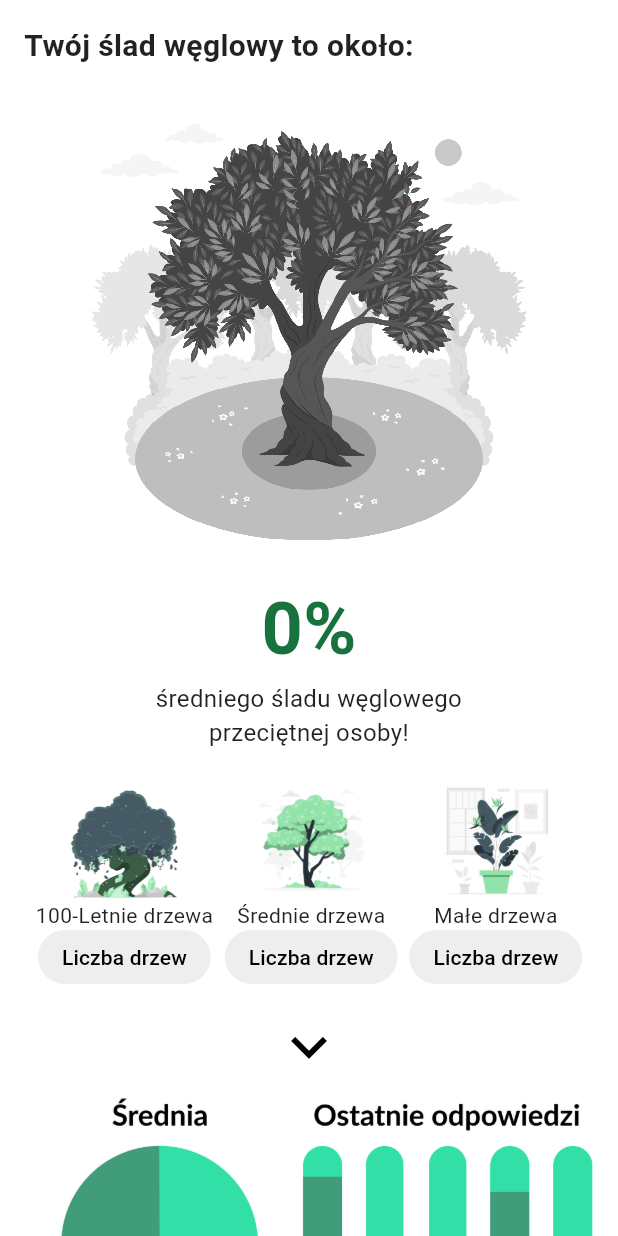
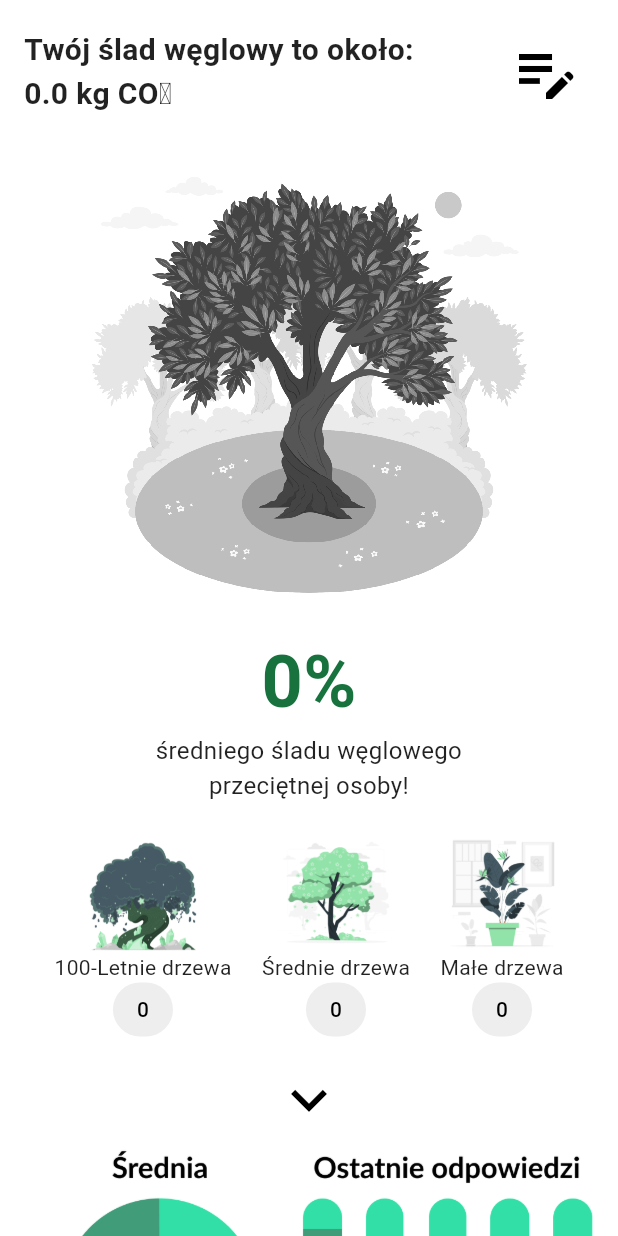
Before and after one commit to MeCatooo/HackYeah2024, a Flutter app: the MeTab widget shown alone on an empty page, opened directly, on a phone screen of 412 x 824 dp. Run offline on Flutter 3.47's test engine with Material 3 defaults, Android fonts, the phone set to English and light mode, and no system bars; our stand-ins replace flutter_riverpod, shared_preferences; accounts and stored records are empty.

Commit message:
flutter does wop wop wup wop wop wup wop wop wup

```diff
--- a/co2unter/lib/features/home_screen/presentation/me_tab.dart
+++ b/co2unter/lib/features/home_screen/presentation/me_tab.dart
@@ -1,5 +1,6 @@
 import 'package:flutter/material.dart';
 import 'package:shared_preferences/shared_preferences.dart';
+import '../../survey/presentation/survey_screen.dart';
 import '../../user_profile/widgets/tree_image.dart';
 
 class MeTab extends StatefulWidget {
@@ -12,22 +13,34 @@ class MeTab extends StatefulWidget {
 class _MeTabState extends State<MeTab> {
   final ScrollController _scrollController = ScrollController();
   bool _isSecondImageVisible = false;
-  double carbonFootprintPercentage  = 0;
+  double carbonFootprintPercentage = 0;
+  double carbonKilograms = 0;
+  final double largeTreeAbsorption = 22.0;
+  final double mediumTreeAbsorption = 11.0;
+  final double smallTreeAbsorption = 5.0;
+
   @override
   void initState() {
     super.initState();
-    getState().then((x){
+    getState('results').then((x) {
       setState(() {
         carbonFootprintPercentage = x;
       });
     });
+
+    getState('karbon').then((x) {
+      setState(() {
+        carbonKilograms = x;
+      });
+    });
   }
 
-  Future<double> getState() async {
+  Future<double> getState(String name) async {
     SharedPreferences prefs = await SharedPreferences.getInstance();
-    var data = await prefs.getDouble('results');
+    var data = await prefs.getDouble(name);
     return data ?? 0;
   }
+
   @override
   void dispose() {
     _scrollController.dispose();
@@ -39,15 +52,31 @@ class _MeTabState extends State<MeTab> {
     print(carbonFootprintPercentage);
 
     return SingleChildScrollView(
-      controller: _scrollController, // Attach the ScrollController
+      controller: _scrollController,
       child: Padding(
         padding: const EdgeInsets.all(16.0),
         child: Column(
           crossAxisAlignment: CrossAxisAlignment.start,
           children: [
-            const Text(
-              'Twój ślad węglowy to około:',
-              style: TextStyle(fontSize: 20, fontWeight: FontWeight.bold),
+            Row(
+              mainAxisAlignment: MainAxisAlignment.spaceBetween,
+              children: [
+                Text(
+                  'Twój ślad węglowy to około: \n${carbonKilograms.toString()} kg CO₂',
+                  style: TextStyle(fontSize: 20, fontWeight: FontWeight.bold),
+                ),
+                IconButton(
+                    onPressed: () {
+                      Navigator.of(context).pushReplacement(
+                        MaterialPageRoute(
+                            builder: (context) => const SurveyScreen()),
+                      );
+                    },
+                    icon: const Icon(
+                      Icons.edit_note_outlined,
+                      size: 48,
+                    )),
+              ],
             ),
             const SizedBox(height: 20),
             const Center(
@@ -82,11 +111,13 @@ class _MeTabState extends State<MeTab> {
               mainAxisAlignment: MainAxisAlignment.spaceEvenly,
               children: [
                 _buildTreeColumn(
-                    'assets/images/tree_large.png', '100-Letnie drzewa', 0),
-                _buildTreeColumn(
-                    'assets/images/tree_mid.png', 'Średnie drzewa', 0),
-                _buildTreeColumn(
-                    'assets/images/tree_small.png', 'Małe drzewa', 0),
+                    'assets/images/tree_large.png',
+                    '100-Letnie drzewa',
+                    calculateTreeCount(largeTreeAbsorption)),
+                _buildTreeColumn('assets/images/tree_mid.png', 'Średnie drzewa',
+                    calculateTreeCount(mediumTreeAbsorption)),
+                _buildTreeColumn('assets/images/tree_small.png', 'Małe drzewa',
+                    calculateTreeCount(smallTreeAbsorption)),
               ],
             )),
             const SizedBox(height: 10),
@@ -94,8 +125,7 @@ class _MeTabState extends State<MeTab> {
               child: IconButton(
                 onPressed: () {
                   _scrollController.animateTo(
-                    _scrollController
-                        .position.maxScrollExtent, // Scroll to the bottom
+                    _scrollController.position.maxScrollExtent,
                     duration: const Duration(milliseconds: 300),
                     curve: Curves.easeInOut,
                   );
@@ -152,6 +182,10 @@ class _MeTabState extends State<MeTab> {
     );
   }
 
+  int calculateTreeCount(double absorption) {
+    return (carbonKilograms / absorption).ceil();
+  }
+
   // Helper method to build tree columns
   Widget _buildTreeColumn(String imagePath, String title, int count) {
     return Column(
@@ -168,15 +202,10 @@ class _MeTabState extends State<MeTab> {
             color: Colors.grey[200],
             borderRadius: BorderRadius.circular(20),
           ),
-          child: count != 0
-              ? Text(
-                  'dużo drzew',
-                  style: Theme.of(context).textTheme.titleSmall,
-                )
-              : Text(
-                  'Liczba drzew',
-                  style: Theme.of(context).textTheme.titleSmall,
-                ),
+          child: Text(
+            count.toString(),
+            style: Theme.of(context).textTheme.titleSmall,
+          ),
         )
       ],
     );
--- a/co2unter/lib/features/intro/presentation/intro_screen.dart
+++ b/co2unter/lib/features/intro/presentation/intro_screen.dart
@@ -1,3 +1,4 @@
+import 'package:co2unter/features/survey/presentation/survey_screen.dart';
 import 'package:flutter/material.dart';
 import 'package:shared_preferences/shared_preferences.dart';
 
@@ -113,10 +114,8 @@ class _IntroScreenState extends State<IntroScreen> {
   }
 
   void _finishIntro() async {
-    SharedPreferences prefs = await SharedPreferences.getInstance();
-    await prefs.setBool('intro_shown', true);
     Navigator.of(context).pushReplacement(
-      MaterialPageRoute(builder: (context) => const HomeScreen()),
+      MaterialPageRoute(builder: (context) => const SurveyScreen()),
     );
   }
 }
--- a/co2unter/lib/features/user_profile/widgets/tree_image.dart
+++ b/co2unter/lib/features/user_profile/widgets/tree_image.dart
@@ -4,7 +4,6 @@ import 'package:flutter/material.dart';
 import 'dart:ui' as ui;
 import 'package:flutter/services.dart';
 import 'package:shared_preferences/shared_preferences.dart';
-
 
 class TreeImage extends StatefulWidget {
   final double width;
@@ -60,7 +59,7 @@ class _TreeImageState extends State<TreeImage> {
   void initState() {
     super.initState();
     _loadImage();
-    getState().then((x){
+    getState().then((x) {
       opercentage = x;
     });
   }
@@ -88,16 +87,7 @@ class TreePainter extends CustomPainter {
       (size.height - scaledSize.height) / 2,
     );
 
-    // Draw original image
-    canvas.drawImageRect(
-      image,
-      Rect.fromLTWH(0, 0, image.width.toDouble(), image.height.toDouble()),
-      Rect.fromLTWH(
-          centered.dx, centered.dy, scaledSize.width, scaledSize.height),
-      paint,
-    );
-
-    // Apply grayscale effect
+    // Draw grayscale image
     paint.colorFilter = const ColorFilter.matrix([
       0.2126,
       0.7152,
@@ -120,7 +110,6 @@ class TreePainter extends CustomPainter {
       1,
       0,
     ]);
-    canvas.saveLayer(null, paint);
     canvas.drawImageRect(
       image,
       Rect.fromLTWH(0, 0, image.width.toDouble(), image.height.toDouble()),
@@ -128,39 +117,46 @@ class TreePainter extends CustomPainter {
           centered.dx, centered.dy, scaledSize.width, scaledSize.height),
       paint,
     );
-    canvas.restore();
 
-    // Apply the color overlay based on percentage
+    // Reset color filter
     paint.colorFilter = null;
-    paint.blendMode = BlendMode.multiply;
 
-    // Create a path that matches the shape of the image
-    final Path overlayPath = Path();
-    overlayPath.addRect(
-      Rect.fromLTWH(
-        centered.dx,
-        centered.dy +
-            scaledSize.height -
-            (scaledSize.height * (percentage / 100).clamp(0.0, 1.0)),
-        scaledSize.width,
-        scaledSize.height * (percentage / 100).clamp(0.0, 1.0),
-      ),
-    );
+    // Determine the color and height of the overlay
+    Color overlayColor;
+    double fillPercentage;
 
     if (percentage <= 100) {
-      paint.color = Colors.green;
+      overlayColor = Colors.green.withOpacity((100 - percentage) / 100);
+      fillPercentage = percentage / 100;
     } else {
-      paint.color = Colors.red;
+      double redIntensity = (percentage - 100) / 100;
+      redIntensity = redIntensity.clamp(0.0, 1.0);
+      overlayColor = Colors.red.withOpacity(redIntensity);
+      fillPercentage = (percentage - 100) / 100;
+      fillPercentage = fillPercentage.clamp(0.0, 1.0);
     }
 
-    // Clip the overlay to the shape of the image to avoid drawing outside the bounds
+    paint.color = overlayColor;
+    paint.blendMode = BlendMode.srcOver;
+
+    // Calculate the overlay height
+    double overlayHeight = scaledSize.height * fillPercentage;
+
+    // Clip the overlay to the shape of the image
     canvas.save();
-    canvas.clipPath(overlayPath);
+    canvas.clipRect(Rect.fromLTWH(
+        centered.dx, centered.dy, scaledSize.width, scaledSize.height));
+
+    // Draw the colored overlay
     canvas.drawImageRect(
       image,
-      Rect.fromLTWH(0, 0, image.width.toDouble(), image.height.toDouble()),
+      Rect.fromLTWH(0, image.height - (image.height * fillPercentage),
+          image.width.toDouble(), image.height * fillPercentage),
       Rect.fromLTWH(
-          centered.dx, centered.dy, scaledSize.width, scaledSize.height),
+          centered.dx,
+          centered.dy + scaledSize.height - overlayHeight,
+          scaledSize.width,
+          overlayHeight),
       paint,
     );
     canvas.restore();
--- a/co2unter/lib/main.dart
+++ b/co2unter/lib/main.dart
@@ -11,23 +11,21 @@ void main() async {
   bool introShown = prefs.getBool('intro_shown') ?? false;
 
   runApp(
-    ProviderScope(
-      child: MyApp(introShown: introShown),
+    const ProviderScope(
+      child: MyApp(),
     ),
   );
 }
 
 class MyApp extends StatelessWidget {
-  final bool introShown;
-
-  const MyApp({Key? key, required this.introShown}) : super(key: key);
+  const MyApp({Key? key}) : super(key: key);
 
   @override
   Widget build(BuildContext context) {
     return MaterialApp(
       title: 'CO₂ w Krakowie',
       theme: AppTheme.themeData,
-      home: introShown ? const HomeScreen() : const IntroScreen(),
+      home: const IntroScreen(),
       debugShowCheckedModeBanner: false,
     );
   }
```
Also changed, not shown: co2unter/lib/features/home_screen/presentation/home_screen.dart (+0 -40 lines), co2unter/lib/features/survey/presentation/survey_screen.dart (+21 -36 lines), co2unter/assets/images/card2.png.
